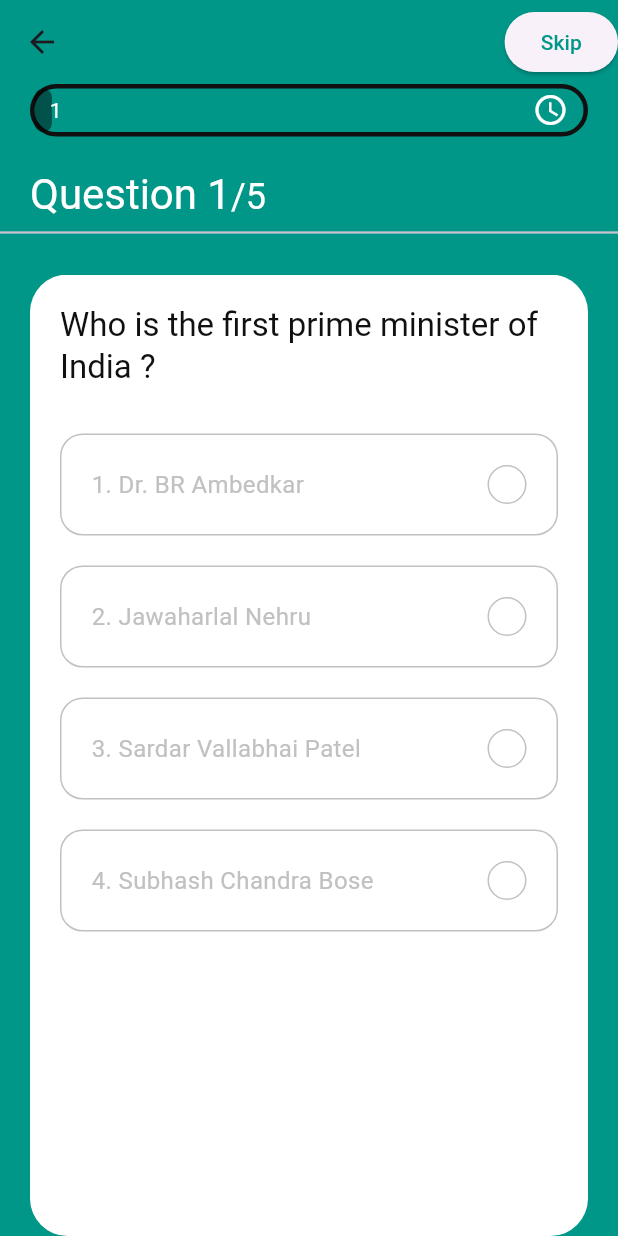
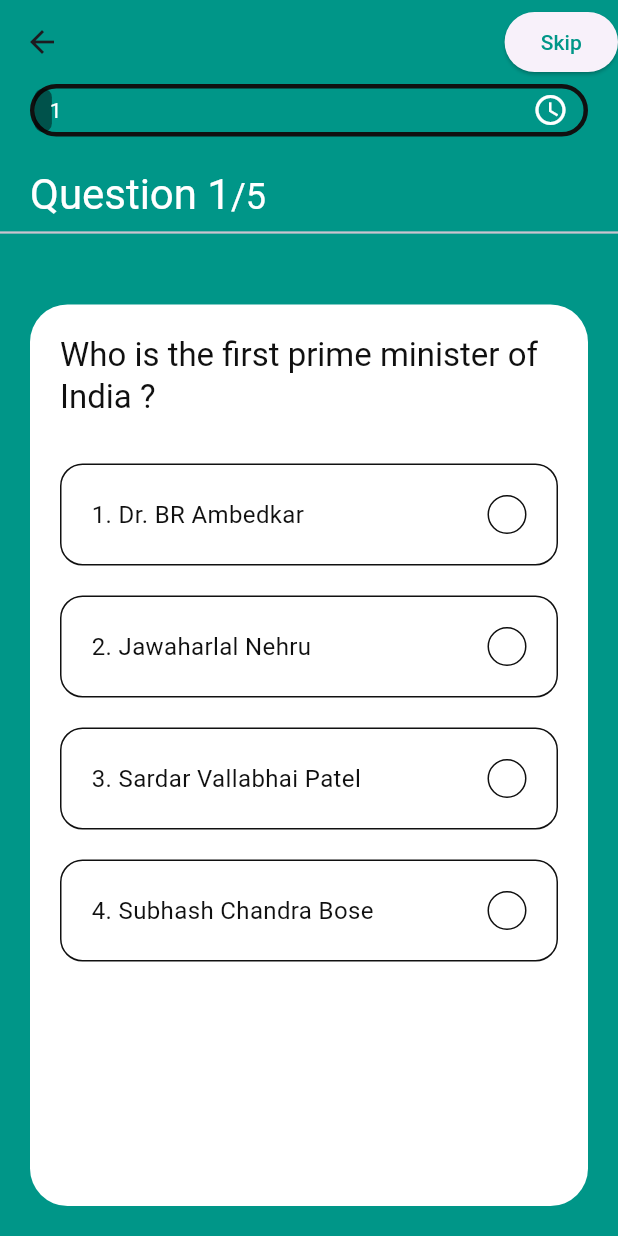
Before and after one commit to Mohathis/gquiz, a Flutter app: the quizscreen screen opened directly, on a phone screen of 412 x 824 dp. Run offline on Flutter 3.47's test engine with Material 3 defaults, Android fonts, the light colour scheme and no system bars; our stand-ins replace get; project files that could hold a hidden picture were left out.

Commit message:
Initial commit

```diff
--- a/lib/screens/quiz/components/option.dart
+++ b/lib/screens/quiz/components/option.dart
@@ -28,7 +28,7 @@ class Option extends StatelessWidget {
               return kRedColor;
             }
           }
-          return kGreyColor;
+          return kBlackColor;
         }
 
         IconData getTheRightIcon(){
@@ -55,13 +55,13 @@ class Option extends StatelessWidget {
                   height: 26,
                   width: 26,
                   decoration: BoxDecoration(
-                    color: getTheRightColor() == kGreyColor
+                    color: getTheRightColor() == kBlackColor
                         ? Colors.transparent
                         : getTheRightColor(),
                       borderRadius: BorderRadius.circular(50),
                       border: Border.all(color: getTheRightColor())
                   ),
-                  child: getTheRightColor() == kGreyColor
+                  child: getTheRightColor() == kBlackColor
                       ? null
                       : Icon(getTheRightIcon(), size: 16,),
                 ),
--- a/lib/screens/quiz/components/question_card.dart
+++ b/lib/screens/quiz/components/question_card.dart
@@ -19,7 +19,7 @@ class QuestionCard extends StatelessWidget {
   Widget build(BuildContext context) {
     QuestionController _controller = Get.put(QuestionController());
     return Container(
-      margin: EdgeInsets.symmetric(horizontal: kDefaultPadding),
+      margin: EdgeInsets.symmetric(horizontal: kDefaultPadding,vertical: 20),
       padding: EdgeInsets.all(kDefaultPadding),
       decoration: BoxDecoration(
         color: Colors.white,
```
